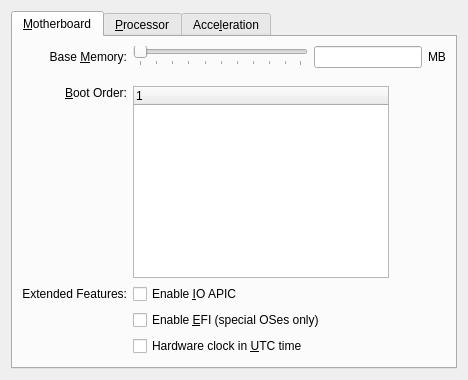
jljuxgm/vboxgit, file vbox/src/VBox/Frontends/VirtualBox/src/settings/vm/VBoxVMSettingsSystem.ui: the form before one commit.
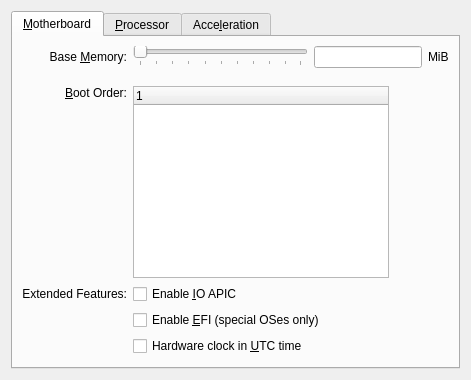
The form after the commit. Icons and pictures are not drawn. Custom widgets are drawn as their Qt base class.

Diff of the .ui file:
```diff
--- a/vbox/src/VBox/Frontends/VirtualBox/src/settings/vm/VBoxVMSettingsSystem.ui
+++ b/vbox/src/VBox/Frontends/VirtualBox/src/settings/vm/VBoxVMSettingsSystem.ui
@@ -144,7 +144,7 @@
             </sizepolicy>
            </property>
            <property name="text">
-            <string>MB</string>
+            <string>MiB</string>
            </property>
           </widget>
          </item>
```
